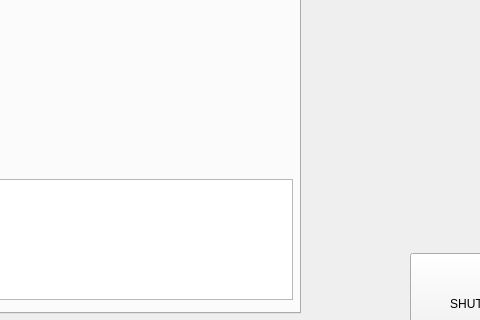
This is ui/mainwindow.ui in denis-draca/capstone as Qt 5 draws it before an edit; both pictures show x 640 to 1120 and y 297 to 617 of the 1208 by 707 pixel window. The edited form follows.
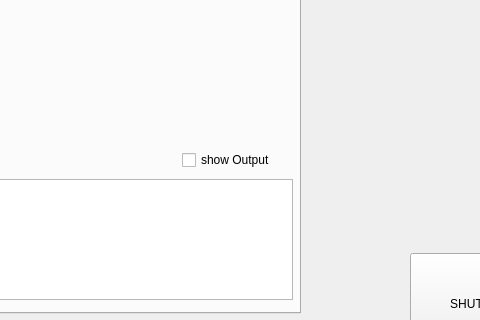
This is the edited form. The open tabs and pages were chosen to show the change.

Commit message: Improved main path generation, the output is alot more effective and gives a much more optimal path. At times it still does do unnecessary steps and sometimes it points through a wall, this will need to be investigated

```diff
--- a/ui/mainwindow.ui
+++ b/ui/mainwindow.ui
@@ -213,6 +213,19 @@
        </item>
       </layout>
      </widget>
+     <widget class="QCheckBox" name="ch_directions">
+      <property name="geometry">
+       <rect>
+        <x>810</x>
+        <y>410</y>
+        <width>131</width>
+        <height>22</height>
+       </rect>
+      </property>
+      <property name="text">
+       <string>show Output</string>
+      </property>
+     </widget>
     </widget>
     <widget class="QWidget" name="Landmarks">
      <attribute name="title">
```
Left out of the diff: 2 changed lines with no effect on the pictures. The commit also changes 5 other files.
